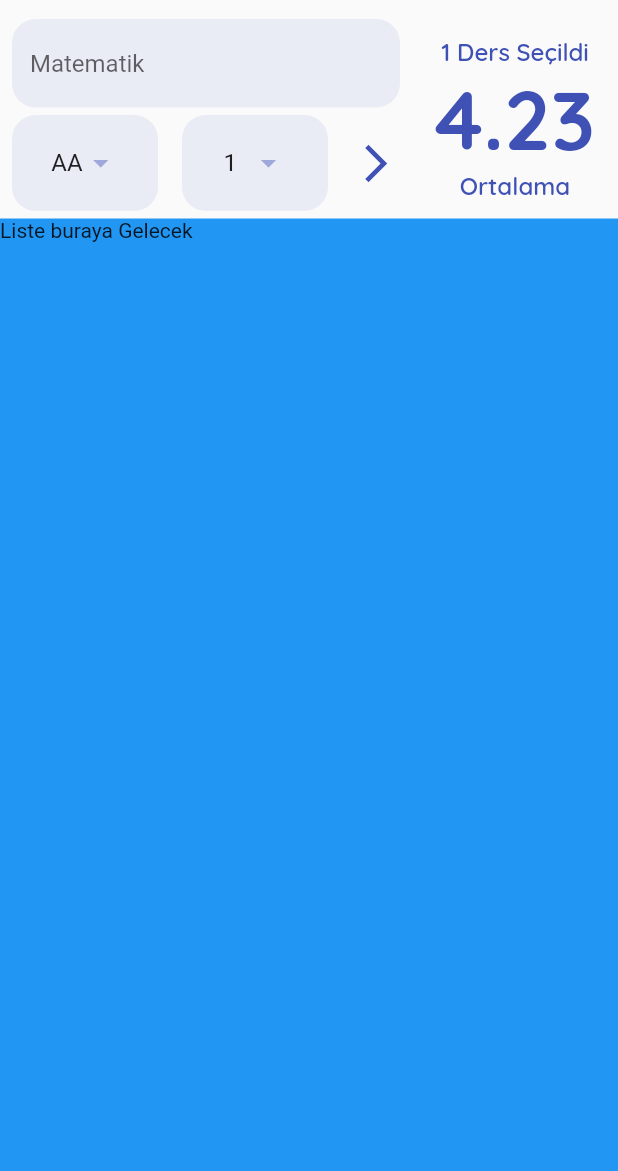
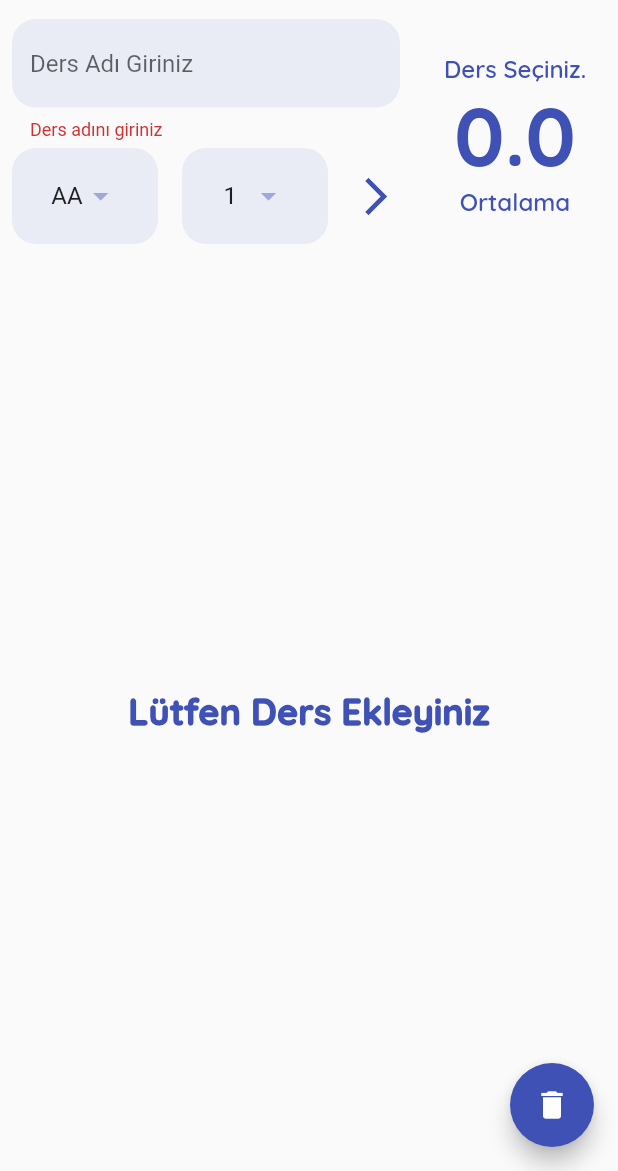
Before and after one commit to Ahmetk9122/dinamik_not_hesaplama_flutter, a Flutter app: the screen it shows after launch, after a tap on the "arrow forward ios" icon, on a phone screen of 412 x 824 dp, the part 65-1236 px from its top. Run offline on Flutter 3.47's test engine with Material 2 defaults, Android fonts, the light colour scheme and no system bars; our stand-ins replace google_fonts.

Commit message:
last_version

```diff
--- a/lib/helper/data_helper.dart
+++ b/lib/helper/data_helper.dart
@@ -1,7 +1,27 @@
+import 'package:dinamik_hesaplama/model/ders.dart';
 import 'package:flutter/material.dart';
 
 class DataHelper
 {
+  static List<Ders> tumEklenenDersler =[];
+
+  static dersEkle (Ders ders)
+  {
+    tumEklenenDersler.add(ders);
+
+  }
+
+  static double OrtalamaHesapla ()
+  {
+    double toplamNot =0;
+    double toplamKredi =0;
+
+    tumEklenenDersler.forEach((element) {
+      toplamNot=toplamNot+(element.krediDegeri*element.harfDegeri);
+      toplamKredi +=element.krediDegeri;
+    });
+    return toplamNot/toplamKredi;
+  }
   static List<String> _tumDerslerinHarfleri()
   {
     return["AA","BA","BB","CB","CC","DC","DD","FD","FF"];
--- /dev/null
+++ b/lib/model/ders.dart
@@ -0,0 +1,14 @@
+class Ders
+{
+  final String ad;
+  final double harfDegeri;
+  final double krediDegeri;
+
+  Ders({required this.ad,required this.harfDegeri,required this.krediDegeri});
+
+  @override
+  String toString() {
+
+  return "$ad $harfDegeri $krediDegeri";
+  }
+}
--- /dev/null
+++ b/lib/widgets/ders_listesi.dart
@@ -0,0 +1,44 @@
+import 'package:dinamik_hesaplama/constants/app_constant.dart';
+import 'package:dinamik_hesaplama/helper/data_helper.dart';
+import 'package:dinamik_hesaplama/model/ders.dart';
+import 'package:flutter/material.dart';
+
+class DersListesi extends StatelessWidget {
+  final Function onElemanCikarildi;
+  const DersListesi({required this.onElemanCikarildi, Key? key}) : super(key: key);
+
+  @override
+  Widget build(BuildContext context) {
+    List <Ders> tumDersler =DataHelper.tumEklenenDersler;
+    return tumDersler.length>0 ? ListView.builder(itemCount:tumDersler.length,itemBuilder:(context ,index)
+    {
+      return Dismissible(
+        key: UniqueKey(),
+        onDismissed: (a)
+        {
+          onElemanCikarildi(index);
+        },
+        direction: DismissDirection.startToEnd,
+        child: Padding(
+          padding: const EdgeInsets.all(2.0),
+          child: Card(
+            child: ListTile(
+              title: Text(tumDersler[index].ad),
+              leading: CircleAvatar(
+                backgroundColor: Sabitler.anaRenk,
+                child: Text((tumDersler[index].harfDegeri *tumDersler[index].krediDegeri).toStringAsFixed(0),),),
+            subtitle: Text("${tumDersler[index].krediDegeri} Kredi, Not Değeri ${tumDersler[index].harfDegeri}"),
+            ),
+
+          ),
+        ),
+      );
+    }
+    ) : Container(
+      child: Center(
+        child: Text("Lütfen Ders Ekleyiniz",
+        style: Sabitler.baslikStyle,),
+      ),
+    );
+  }
+}
--- /dev/null
+++ b/lib/widgets/harf_dropdown_widget.dart
@@ -0,0 +1,45 @@
+import 'package:dinamik_hesaplama/constants/app_constant.dart';
+import 'package:dinamik_hesaplama/helper/data_helper.dart';
+import 'package:flutter/material.dart';
+
+class HarfDropDownWidget extends StatefulWidget {
+     final Function onHarfSecildi;
+
+  HarfDropDownWidget({required this.onHarfSecildi, Key? key}) : super(key: key);
+
+  @override
+  _HarfDropDownWidgetState createState() => _HarfDropDownWidgetState();
+}
+
+class _HarfDropDownWidgetState extends State<HarfDropDownWidget> {
+      double secilenHarfDegeri =4;
+
+  @override
+  Widget build(BuildContext context) {
+    return  Container(
+      alignment: Alignment.center,
+      padding: Sabitler.dropDownPadding,
+      decoration: BoxDecoration(
+        color: Sabitler.anaRenk.shade100.withOpacity(0.3),
+        borderRadius: Sabitler.borderRadius,
+      ),
+      child: DropdownButton<double>(
+      value: secilenHarfDegeri,
+      elevation: 16,
+      iconEnabledColor: Sabitler.anaRenk.shade200,
+      onChanged: (deger)
+      {
+        setState(() {
+
+        });
+          secilenHarfDegeri=deger!;
+          widget.onHarfSecildi(secilenHarfDegeri);
+      },
+      //dropdown da alttaki çıkan çizgiyi silme işlemi.
+      underline: Container(),
+      items:DataHelper.tumDerslerinHarfler(),
+     ),
+    );
+
+  }
+}
--- /dev/null
+++ b/lib/widgets/kredi_dropdown_widget.dart
@@ -0,0 +1,43 @@
+import 'package:dinamik_hesaplama/constants/app_constant.dart';
+import 'package:dinamik_hesaplama/helper/data_helper.dart';
+import 'package:flutter/material.dart';
+
+class KrediDropdownWidget extends StatefulWidget {
+  final Function onKrediSecildi;
+  KrediDropdownWidget({required this.onKrediSecildi, Key? key}) : super(key: key);
+
+  @override
+  _KrediDropdownWidgetState createState() => _KrediDropdownWidgetState();
+}
+
+class _KrediDropdownWidgetState extends State<KrediDropdownWidget> {
+  double secilenKrediDegeri =1;
+  @override
+  Widget build(BuildContext context) {
+    return Container(
+      alignment: Alignment.center,
+      padding: Sabitler.dropDownPadding,
+      decoration: BoxDecoration(
+        color: Sabitler.anaRenk.shade100.withOpacity(0.3),
+        borderRadius: Sabitler.borderRadius,
+      ),
+      child: DropdownButton<double>(
+      value: secilenKrediDegeri,
+      elevation: 16,
+      iconEnabledColor: Sabitler.anaRenk.shade200,
+      onChanged: (deger)
+      {
+        setState(() {
+
+        });
+          secilenKrediDegeri=deger!;
+          widget.onKrediSecildi(secilenKrediDegeri);
+      },
+      //dropdown da alttaki çıkan çizgiyi silme işlemi.
+      underline: Container(),
+      items:DataHelper.tumDerslerinKredileri(),
+     ),
+    );
+
+  }
+}
--- a/lib/widgets/ortalama_hesapla_page.dart
+++ b/lib/widgets/ortalama_hesapla_page.dart
@@ -1,5 +1,9 @@
 import 'package:dinamik_hesaplama/constants/app_constant.dart';
 import 'package:dinamik_hesaplama/helper/data_helper.dart';
+import 'package:dinamik_hesaplama/model/ders.dart';
+import 'package:dinamik_hesaplama/widgets/ders_listesi.dart';
+import 'package:dinamik_hesaplama/widgets/harf_dropdown_widget.dart';
+import 'package:dinamik_hesaplama/widgets/kredi_dropdown_widget.dart';
 import 'package:dinamik_hesaplama/widgets/ortalama_goster_widget.dart';
 import 'package:flutter/material.dart';
 
@@ -14,11 +18,13 @@ class _OrtalamaHesaplaPageState extends State<OrtalamaHesaplaPage> {
   GlobalKey<FormState> FormKey =GlobalKey<FormState>();
     double secilenHarfDegeri =4;
     double secilenKrediDegeri =1;
+    String GirilenDersAdi ="";
 
 
   @override
   Widget build(BuildContext context) {
     return Scaffold(
+      resizeToAvoidBottomInset: false,
       appBar: AppBar(
         backgroundColor: Colors.transparent,
         //elevation değerini sıfır yapmalıyız çünkü tam bir transparan yani renksiz bir appbar istiyoruz.
@@ -39,19 +45,33 @@ class _OrtalamaHesaplaPageState extends State<OrtalamaHesaplaPage> {
             ),
              Expanded(
                flex: 1,
-              child:OrtalamaGoster(dersSayisi: 1, ortalama: 4.234),
+              child:OrtalamaGoster(dersSayisi: DataHelper.tumEklenenDersler.length, ortalama: DataHelper.OrtalamaHesapla()),
             ),
               ],
             ),
            //liste+
             Expanded(
-              child: Container(
-               child: Text("Liste buraya Gelecek"),
-               color: Colors.blue,
-                       ),
+              child: DersListesi(
+                onElemanCikarildi:(index)
+                {
+                  DataHelper.tumEklenenDersler.removeAt(index);
+                  setState(() {
+
+                  });
+                },
+              ),
             ),
          ],
-      )
+      ),
+      floatingActionButton: FloatingActionButton(
+        onPressed: ()
+        {
+          setState(() {
+            DataHelper.tumEklenenDersler.clear();
+          });
+        },
+        child: Icon(Icons.delete),
+      ) ,
     );
   }
 
@@ -73,16 +93,27 @@ class _OrtalamaHesaplaPageState extends State<OrtalamaHesaplaPage> {
               Expanded(
 
                 child: Padding(padding: Sabitler.yatayPadding8,
-                child:_buildHarfler(),
+                child:HarfDropDownWidget(
+                  onHarfSecildi: (harf)
+                  {
+                    secilenHarfDegeri =harf;
+                  },
+                ),
                 ),
               ),
 
               Expanded(
                 child: Padding(padding:  Sabitler.yatayPadding8,
-                child:_buildKrediler(),
+                child:KrediDropdownWidget(
+                  onKrediSecildi: (kredi)
+                  {
+                    secilenKrediDegeri=kredi;
+                  },),
                 ),
               ),
-              IconButton(onPressed: (){}, icon: Icon(Icons.arrow_forward_ios),
+              IconButton(
+                onPressed: _dersEkleveOrtalamaHesapla,
+               icon: Icon(Icons.arrow_forward_ios),
               color: Sabitler.anaRenk,
               iconSize: 30,),
             ],
@@ -97,9 +128,25 @@ class _OrtalamaHesaplaPageState extends State<OrtalamaHesaplaPage> {
    _buildTextFormField() {
 
     return TextFormField(
+      onSaved: (deger)
+      {
+        setState(() {
+          GirilenDersAdi=deger!;
+        });
+
+      },
+      validator: (s)
+      {
+        if(s!.length<=0)
+        {
+          return "Ders adını giriniz";
+        }
+        else
+        return null;
+      },
       decoration: InputDecoration(
 
-        hintText:"Matematik",
+        hintText:"Ders Adı Giriniz",
         border: OutlineInputBorder(
           borderRadius: Sabitler.borderRadius,
           borderSide: BorderSide.none),
@@ -107,61 +154,17 @@ class _OrtalamaHesaplaPageState extends State<OrtalamaHesaplaPage> {
           fillColor: Sabitler.anaRenk.shade100.withOpacity(0.3),),
     );
   }
+  void _dersEkleveOrtalamaHesapla() {
+    if(FormKey.currentState!.validate())
+    {
+      FormKey.currentState!.save();
+      var eklenecekDers =Ders(ad: GirilenDersAdi, harfDegeri: secilenHarfDegeri, krediDegeri: secilenKrediDegeri);
+      DataHelper.dersEkle(eklenecekDers);
+      print(DataHelper.OrtalamaHesapla());
+      setState(() {
 
-  _buildHarfler() {
-    return Container(
-      alignment: Alignment.center,
-      padding: Sabitler.dropDownPadding,
-      decoration: BoxDecoration(
-        color: Sabitler.anaRenk.shade100.withOpacity(0.3),
-        borderRadius: Sabitler.borderRadius,
-      ),
-      child: DropdownButton<double>(
-      value: secilenHarfDegeri,
-      elevation: 16,
-      iconEnabledColor: Sabitler.anaRenk.shade200,
-      onChanged: (deger)
-      {
-        setState(() {
-
-        });
-          secilenHarfDegeri=deger!;
-          print("$secilenHarfDegeri");
-      },
-      //dropdown da alttaki çıkan çizgiyi silme işlemi.
-      underline: Container(),
-      items:DataHelper.tumDerslerinHarfler(),
-     ),
-    );
-
+      }
+      );
+    }
   }
-
-  _buildKrediler() {
-    return Container(
-      alignment: Alignment.center,
-      padding: Sabitler.dropDownPadding,
-      decoration: BoxDecoration(
-        color: Sabitler.anaRenk.shade100.withOpacity(0.3),
-        borderRadius: Sabitler.borderRadius,
-      ),
-      child: DropdownButton<double>(
-      value: secilenKrediDegeri,
-      elevation: 16,
-      iconEnabledColor: Sabitler.anaRenk.shade200,
-      onChanged: (deger)
-      {
-        setState(() {
-
-        });
-          secilenKrediDegeri=deger!;
-          print("$secilenKrediDegeri");
-      },
-      //dropdown da alttaki çıkan çizgiyi silme işlemi.
-      underline: Container(),
-      items:DataHelper.tumDerslerinKredileri(),
-     ),
-    );
-
-  }
-
 }
```
